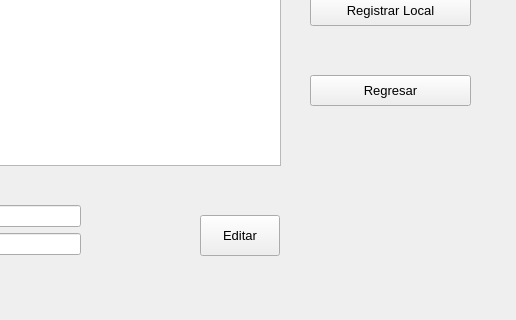
This is PAF_GUI/PAF_GRAFICA/gui/gestionarlocal.ui in JMOrbegoso/USS-2021-II-PP as Qt 5 draws it before an edit; both pictures show x 500 to 1016 and y 245 to 565 of the 1016 by 565 pixel window. The edited form follows.
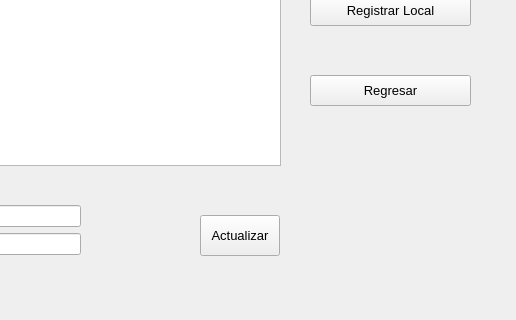
This is the edited form.

```diff
--- a/PAF_GUI/PAF_GRAFICA/gui/gestionarlocal.ui
+++ b/PAF_GUI/PAF_GRAFICA/gui/gestionarlocal.ui
@@ -73,7 +73,7 @@
     </font>
    </property>
    <property name="text">
-    <string>Editar</string>
+    <string>Actualizar</string>
    </property>
   </widget>
   <widget class="QPushButton" name="registrarLocalPb">
```
